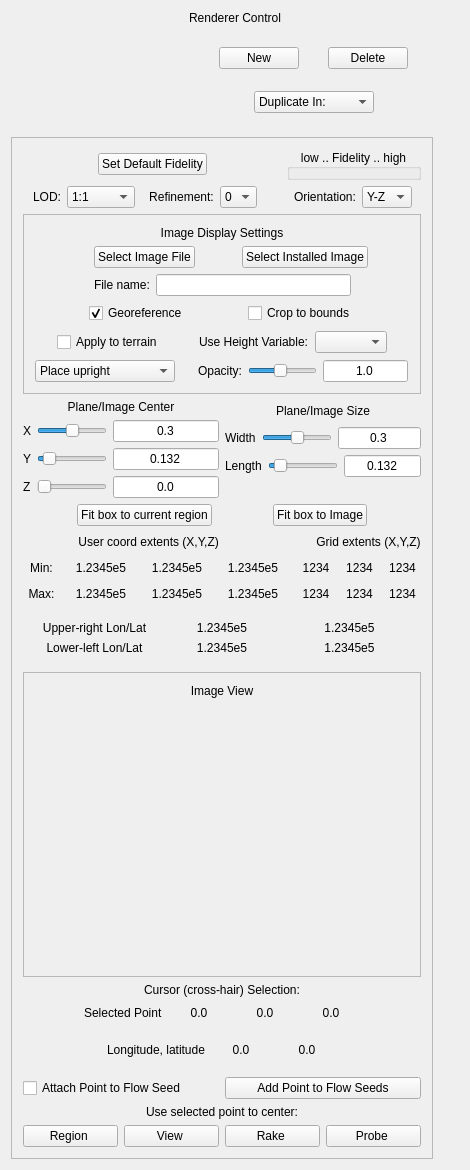
The window that apps/vaporgui/guis/ui/twoDimagetab.ui (yyr/vapor) describes before a commit, drawn with Qt 5.
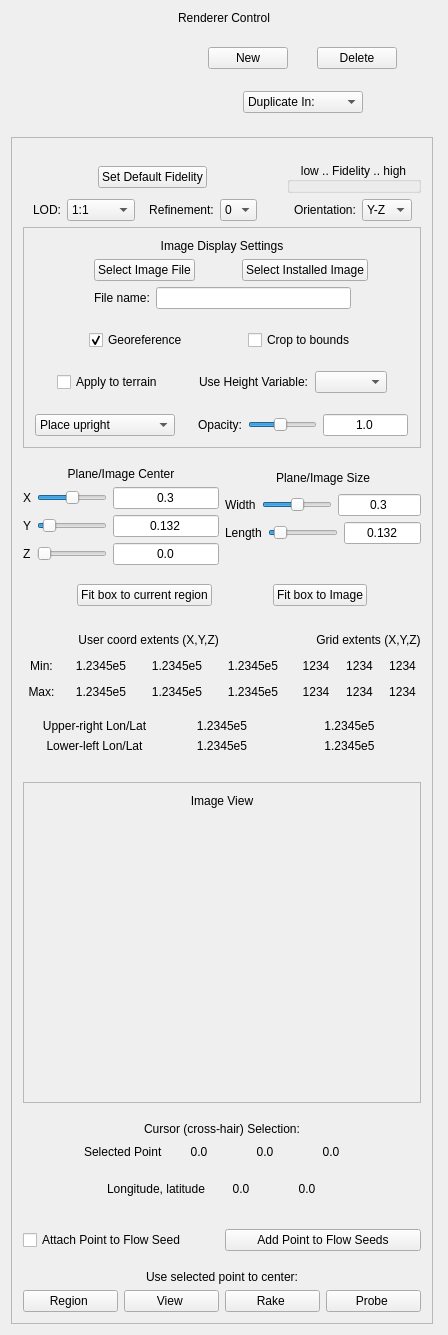
The same window after the commit. Custom widgets are drawn as their Qt base class.

Commit message: Adjust image panel height

The edit to the form file:
```diff
--- a/apps/vaporgui/guis/ui/twoDimagetab.ui
+++ b/apps/vaporgui/guis/ui/twoDimagetab.ui
@@ -6,8 +6,8 @@
    <rect>
     <x>0</x>
     <y>0</y>
-    <width>470</width>
-    <height>1170</height>
+    <width>448</width>
+    <height>1335</height>
    </rect>
   </property>
   <property name="sizePolicy">
```
